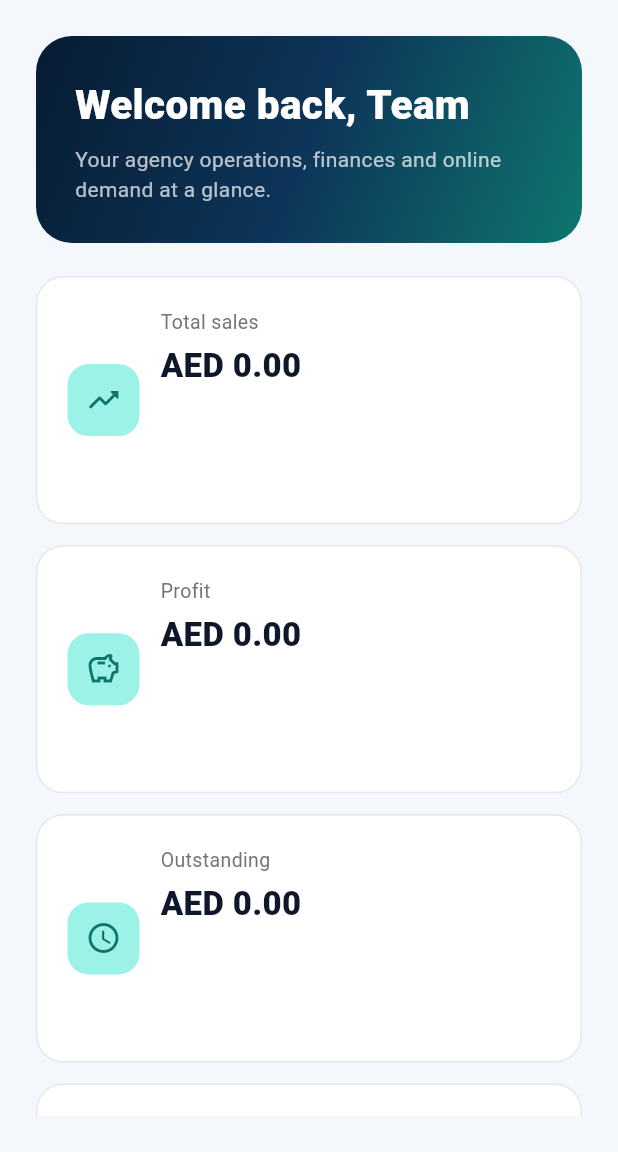
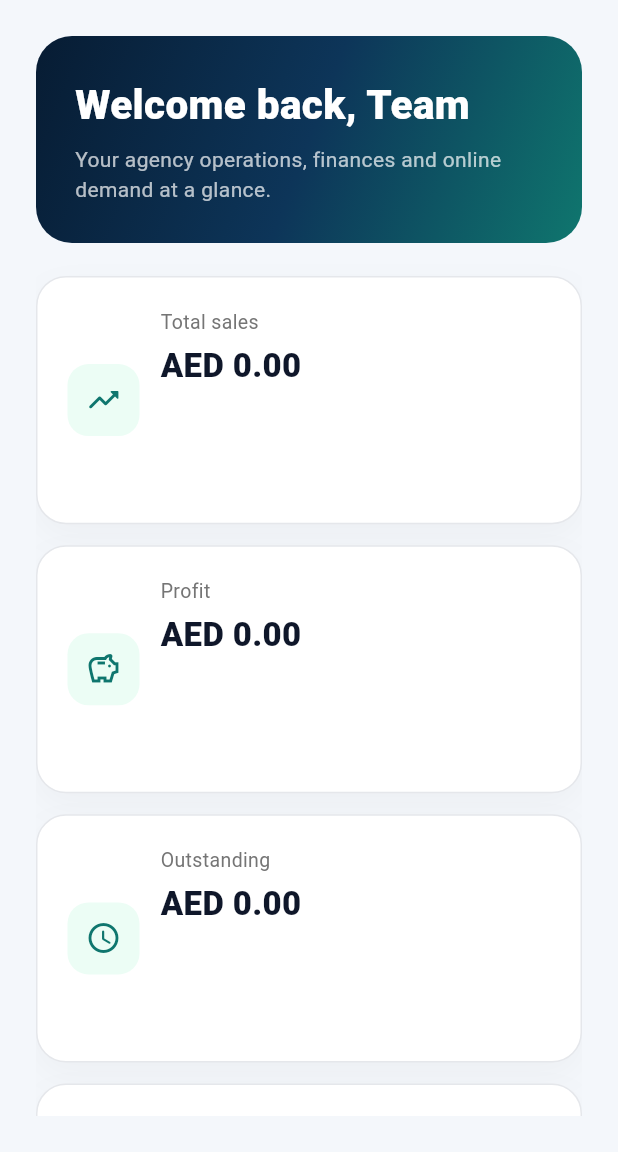
Before and after one commit to azoze2423-cyber/travelflow, a Flutter app: the HomeShell screen opened directly with empty values, on a phone screen of 412 x 824 dp, the part 84-1236 px from its top. Run offline on Flutter 3.47's test engine with Material 3 defaults, Android fonts, the phone set to English and light mode, and no system bars; our stand-ins replace pdf, printing, shared_preferences; accounts and stored records are empty; network calls fail.

Commit message:
Polish shared cards and visual system

```diff
--- a/lib/widgets/common.dart
+++ b/lib/widgets/common.dart
@@ -35,9 +35,9 @@ class KpiCard extends StatelessWidget {
   Widget build(BuildContext context) {
     return Container(
       padding: const EdgeInsets.all(20),
-      decoration: BoxDecoration(color: Colors.white, borderRadius: BorderRadius.circular(18), border: Border.all(color: const Color(0xFFE5E7EB))),
+      decoration: BoxDecoration(color: Colors.white, borderRadius: BorderRadius.circular(20), border: Border.all(color: const Color(0xFFE5E7EB)), boxShadow: const [BoxShadow(color: Color(0x08000000), blurRadius: 18, offset: Offset(0, 8))]),
       child: Row(children: [
-        Container(width: 48, height: 48, decoration: BoxDecoration(color: Theme.of(context).colorScheme.primaryContainer, borderRadius: BorderRadius.circular(14)), child: Icon(icon, color: Theme.of(context).colorScheme.primary)),
+        Container(width: 48, height: 48, decoration: BoxDecoration(color: const Color(0xFFECFDF5), borderRadius: BorderRadius.circular(14)), child: Icon(icon, color: const Color(0xFF0F766E))),
         const SizedBox(width: 14),
         Expanded(child: Column(crossAxisAlignment: CrossAxisAlignment.start, children: [
           Text(label, style: TextStyle(color: Colors.grey.shade600, fontSize: 13)),
```
